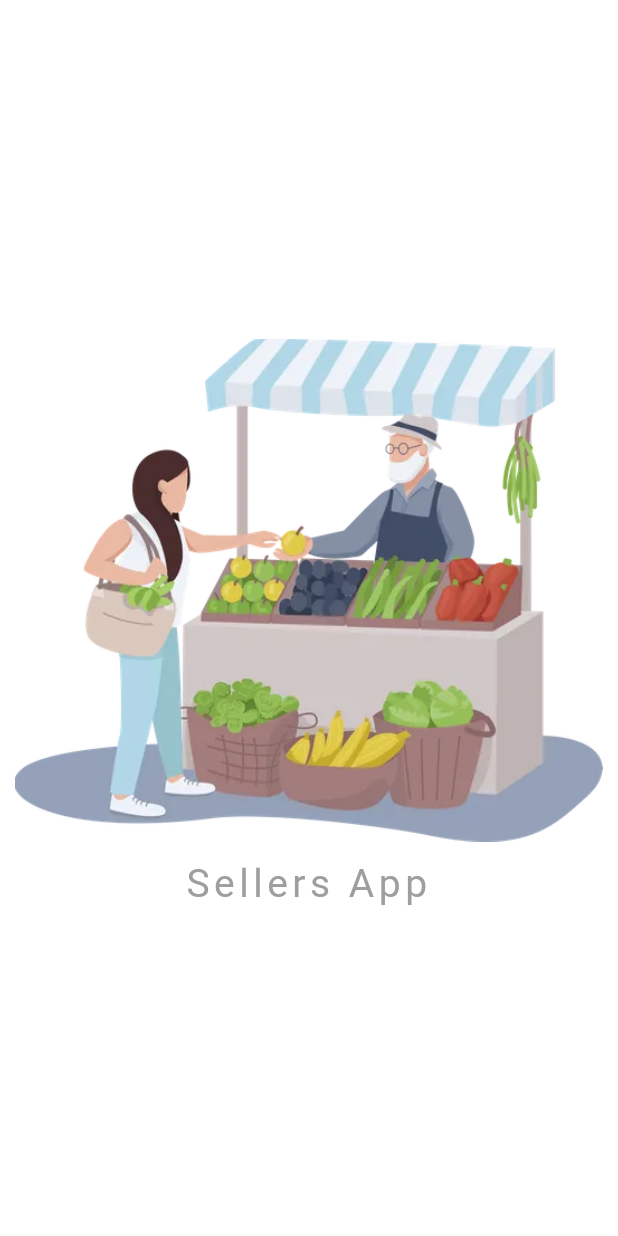
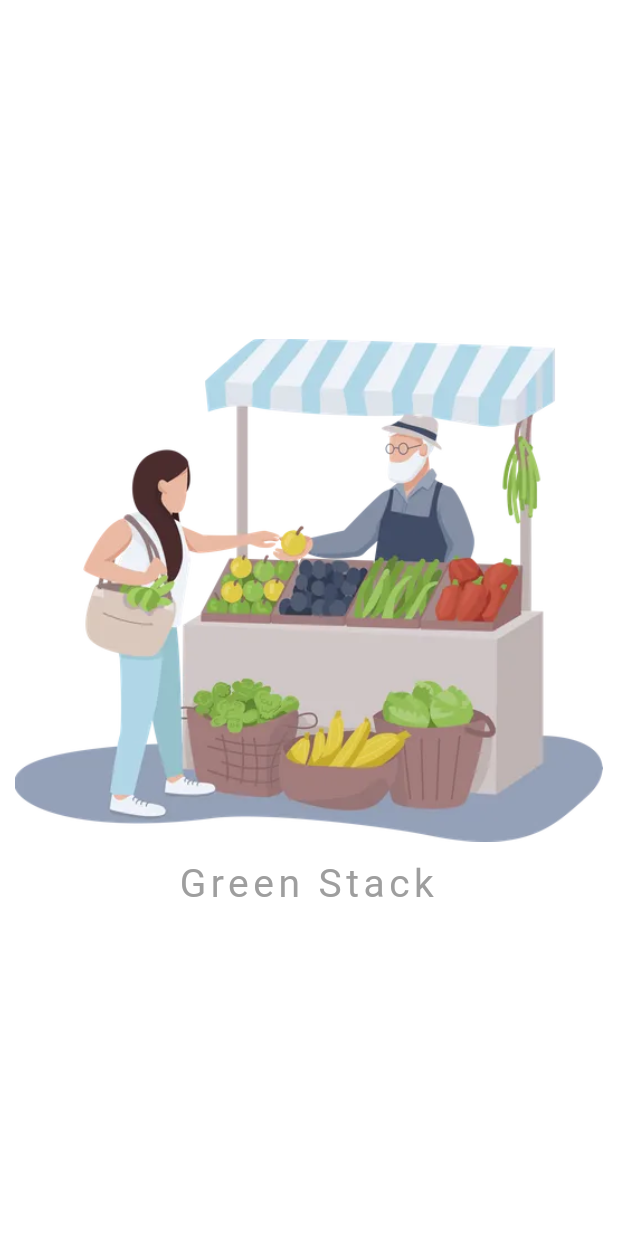
Before and after one commit to Navneet-Patwal/sellers_app, a Flutter app: the mySplashScreen screen opened directly, on a phone screen of 412 x 824 dp. Run offline on Flutter 3.47's test engine with Material 3 defaults, Android fonts, the phone set to English and light mode, and no system bars; our stand-ins replace cloud_firestore, firebase_auth, firebase_core, firebase_storage, geocoding, geolocator and 3 more; accounts and stored records are empty.

Commit message:
splash screen update

```diff
--- a/lib/view/splashScreen/splash_screen.dart
+++ b/lib/view/splashScreen/splash_screen.dart
@@ -44,7 +44,7 @@ class _mySplashScreenState extends State<mySplashScreen> {
               ),
             ),
             const Text(
-              "Sellers App",
+              "Green Stack",
               textAlign: TextAlign.center,
               style: TextStyle(
                 letterSpacing: 3,
```
